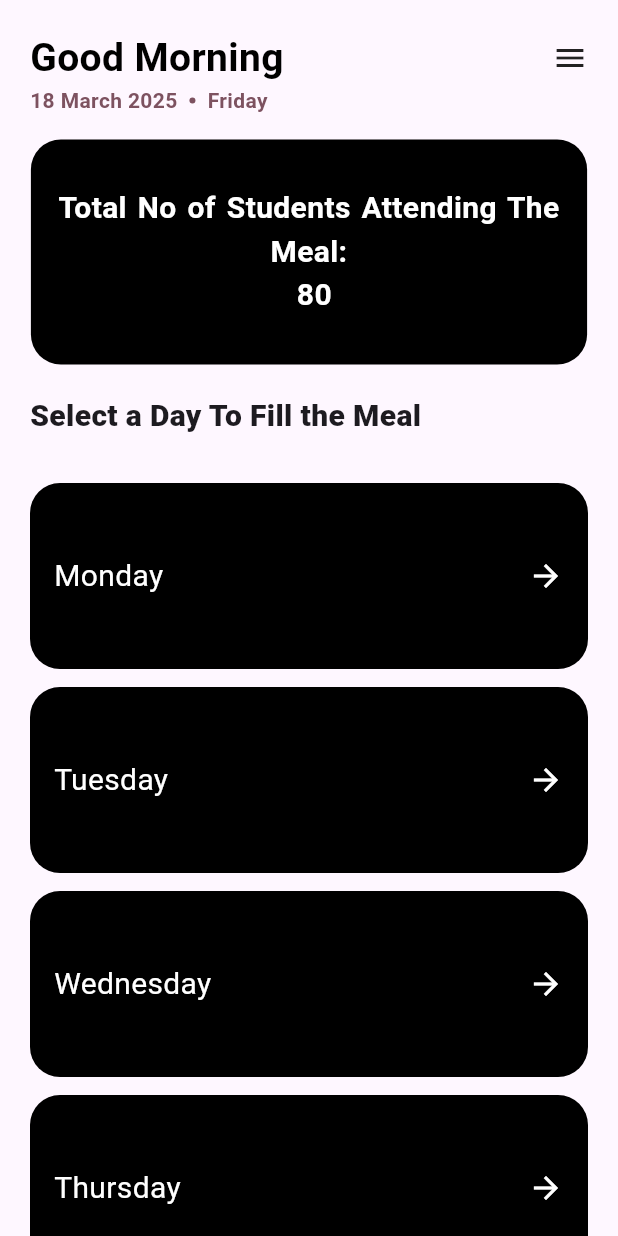
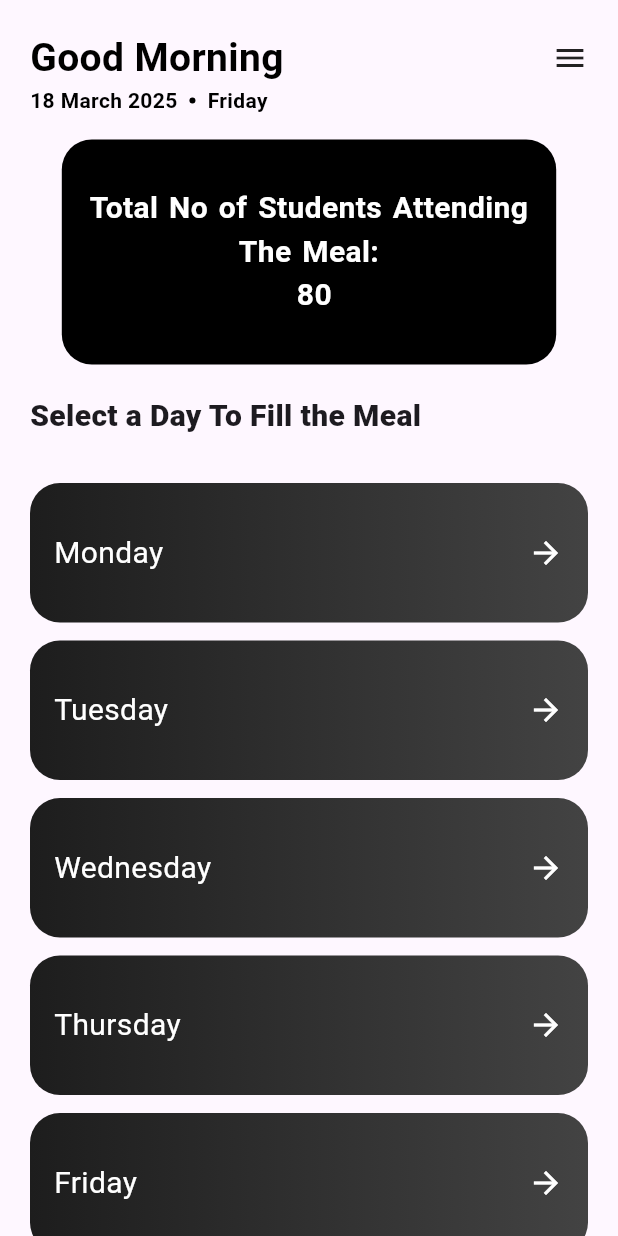
Before and after one commit to gummala-sandeep/HostelFeast_admin, a Flutter app: the screen it shows after launch, on a phone screen of 412 x 824 dp. Run offline on Flutter 3.47's test engine with Material 3 defaults, Android fonts, the light colour scheme and no system bars; our stand-ins replace cloud_firestore, elegant_notification, firebase_core, get, google_fonts, shimmer; accounts and stored records are empty.

Commit message:
Second Commit

```diff
--- a/lib/const/theme.dart
+++ b/lib/const/theme.dart
@@ -20,6 +20,9 @@ ThemeData getAppTheme() {
       onSurface: surfaceColor,
     ),
 
+
+
+
     textTheme: GoogleFonts.poppinsTextTheme(
       ThemeData.light().textTheme.copyWith(
         displayLarge: const TextStyle(color: primaryColor),
--- a/lib/main.dart
+++ b/lib/main.dart
@@ -6,6 +6,7 @@ import 'package:hostel_admin/providers/meal_controller.dart';
 import 'package:hostel_admin/views/homepage.dart';
 
 
+double Width=0;
 void main() async{
   WidgetsFlutterBinding.ensureInitialized();
   await Firebase.initializeApp(
@@ -17,11 +18,11 @@ void main() async{
 
 class MyApp extends StatelessWidget {
 
-
   const MyApp({super.key});
 
   @override
   Widget build(BuildContext context) {
+    Width=MediaQuery.of(context).size.width;
     return MaterialApp(
       debugShowCheckedModeBanner: false,
       home: Homepage(),
--- a/lib/views/DayItems.dart
+++ b/lib/views/DayItems.dart
@@ -1,6 +1,7 @@
 import 'package:elegant_notification/elegant_notification.dart';
 import 'package:flutter/material.dart';
 import 'package:get/get.dart';
+import 'package:hostel_admin/main.dart';
 import 'package:hostel_admin/providers/meal_controller.dart';
 import 'package:hostel_admin/views/MealItems.dart';
 
@@ -44,9 +45,9 @@ class _AdditemsState extends State<Additems> {
                   return GridView.builder(
                     itemCount: meal.length,
                     gridDelegate: SliverGridDelegateWithFixedCrossAxisCount(
-                        crossAxisCount: 1,
+                        crossAxisCount: Width>700?2:1,
                         mainAxisSpacing: 30,
-                        childAspectRatio: 4),
+                        childAspectRatio:(Width>700)? 8:4),
                     itemBuilder: (context, index) {
                       final mealName = meal[index];
                       final done =
@@ -67,6 +68,7 @@ class _AdditemsState extends State<Additems> {
                           }
                         },
                         child: Container(
+                          margin: EdgeInsets.all(Width>700?10:0),
                           decoration: BoxDecoration(
                             borderRadius: BorderRadius.circular(20),
                             color: Colors.black,
--- a/lib/views/homepage.dart
+++ b/lib/views/homepage.dart
@@ -1,5 +1,6 @@
 import 'package:flutter/material.dart';
 import 'package:get/get.dart';
+import 'package:hostel_admin/main.dart';
 import 'package:hostel_admin/providers/meal_controller.dart';
 import 'package:hostel_admin/views/DayItems.dart';
 
@@ -46,7 +47,7 @@ class Homepage extends StatelessWidget {
                   Text(
                     "${DateTime.now().day} March ${DateTime.now().year}",
                     style: TextStyle(
-                      color: colorTheme.tertiary,
+                      color:Colors.black,
                       fontWeight: FontWeight.w600,
                     ),
                   ),
@@ -55,7 +56,7 @@ class Homepage extends StatelessWidget {
                     height: 4,
                     width: 4,
                     decoration: BoxDecoration(
-                      color: colorTheme.tertiary,
+                      color:Colors.black,
                       borderRadius: BorderRadius.circular(10),
                     ),
                   ),
@@ -63,7 +64,7 @@ class Homepage extends StatelessWidget {
                   Text(
                     days[DateTime.now().weekday - 1],
                     style: TextStyle(
-                      color: colorTheme.tertiary,
+                      color:Colors.black,
                       fontWeight: FontWeight.w600,
                     ),
                   ),
@@ -72,11 +73,13 @@ class Homepage extends StatelessWidget {
               SizedBox(height: 16),
               Center(
                 child: Container(
-                  height: 150,
-                  width: MediaQuery.sizeOf(context).width * 0.9,
+                  height:Width>700?200: 150,
+
+                  width:Width>700?Width*0.4: MediaQuery.sizeOf(context).width * 0.8,
                   decoration: BoxDecoration(
                     borderRadius: BorderRadius.circular(20),
                     color: Colors.black,
+
 
                     ),
 
@@ -110,10 +113,11 @@ class Homepage extends StatelessWidget {
                     physics: NeverScrollableScrollPhysics(),
                     itemCount: 7,
                     gridDelegate: SliverGridDelegateWithFixedCrossAxisCount(
-                      crossAxisCount: 1,
+                      crossAxisCount: Width>700?2:1,
+                      crossAxisSpacing: 20,
+                      childAspectRatio: Width>700?8:4,
+                      mainAxisSpacing: 12,
 
-                      mainAxisSpacing: 12,
-                      childAspectRatio: 3,
                     ),
                     itemBuilder: (context, index) {
                       final day = days[index];
@@ -129,9 +133,14 @@ class Homepage extends StatelessWidget {
                           );
                         },
                         child: Container(
+
                           decoration: BoxDecoration(
                             borderRadius: BorderRadius.circular(20),
-                            color: Colors.black,
+                            gradient: LinearGradient(colors:
+                            [
+                              const Color.fromARGB(255, 29, 29, 29),
+                              const Color.fromARGB(255, 67, 67, 67)
+                            ])
                           ),
                           child: Padding(
                             padding: const EdgeInsets.symmetric(horizontal: 16.0),
```
Also changed, not shown: lib/views/MealItems.dart (+12 -9 lines).
